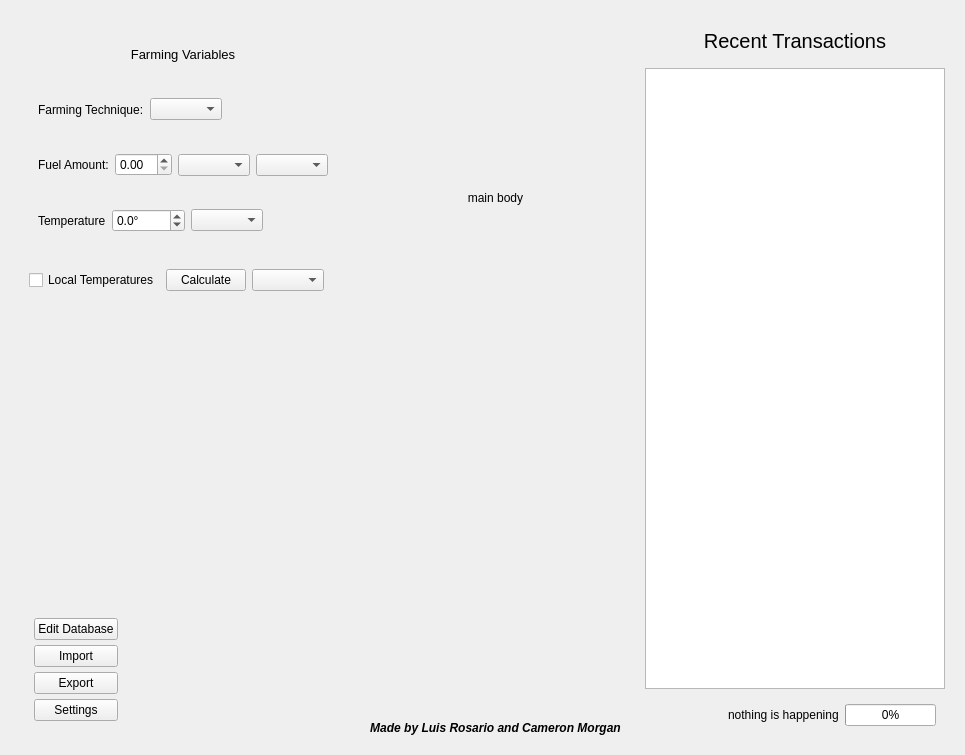
This is src/data/resources/GUI_files/generalTabWidget.ui in Luis-Rosario-Alers/CarbonCalculator as Qt 5 draws it before an edit. The edited form follows.
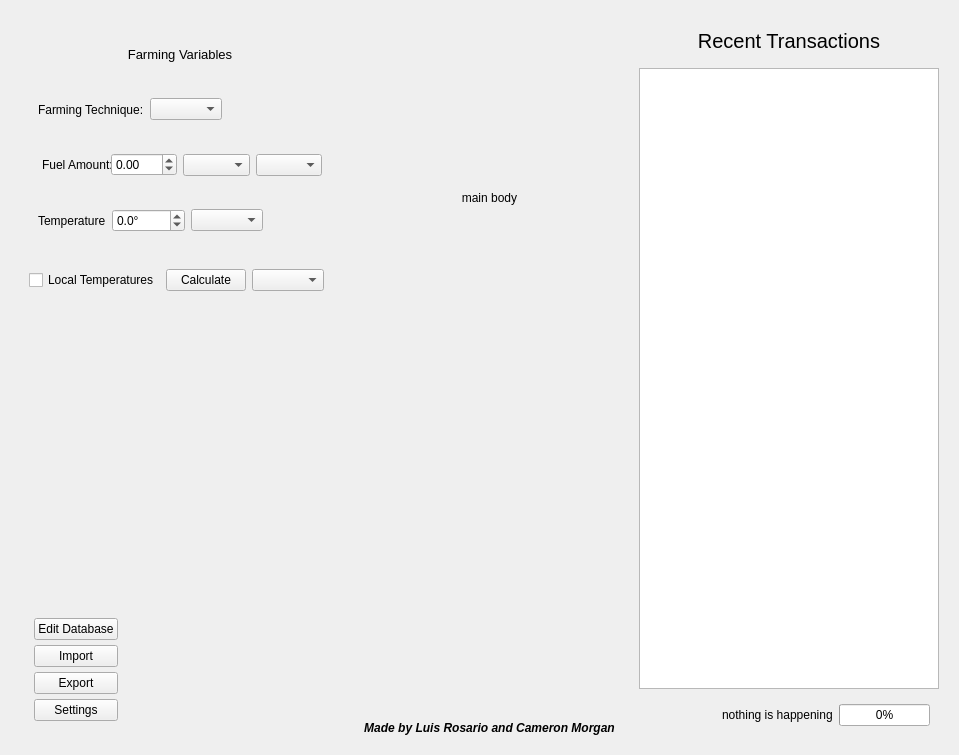
This is the edited form.

Commit message: :construction: enhance emissions calculation by adding fuel unit and calculation unit support, refactor unit conversion logic, and improve UI for better user experience

```diff
--- a/src/data/resources/GUI_files/generalTabWidget.ui
+++ b/src/data/resources/GUI_files/generalTabWidget.ui
@@ -6,7 +6,7 @@
    <rect>
     <x>0</x>
     <y>0</y>
-    <width>965</width>
+    <width>959</width>
     <height>755</height>
    </rect>
   </property>
@@ -99,22 +99,43 @@
                 <verstretch>0</verstretch>
                </sizepolicy>
               </property>
+              <property name="minimumSize">
+               <size>
+                <width>75</width>
+                <height>0</height>
+               </size>
+              </property>
               <property name="text">
                <string>Fuel Amount:</string>
               </property>
               <property name="scaledContents">
                <bool>false</bool>
               </property>
+              <property name="indent">
+               <number>4</number>
+              </property>
              </widget>
             </item>
-            <item>
+            <item alignment="Qt::AlignmentFlag::AlignLeft">
              <widget class="QDoubleSpinBox" name="amountOfFuelUsedDoubleSpinBox">
+              <property name="sizePolicy">
+               <sizepolicy hsizetype="Fixed" vsizetype="Fixed">
+                <horstretch>0</horstretch>
+                <verstretch>0</verstretch>
+               </sizepolicy>
+              </property>
               <property name="accelerated">
                <bool>true</bool>
               </property>
+              <property name="minimum">
+               <double>-1000.000000000000000</double>
+              </property>
+              <property name="maximum">
+               <double>1000.000000000000000</double>
+              </property>
              </widget>
             </item>
-            <item>
+            <item alignment="Qt::AlignmentFlag::AlignLeft">
              <widget class="QComboBox" name="fuelTypeComboBox">
               <property name="sizePolicy">
                <sizepolicy hsizetype="Preferred" vsizetype="Fixed">
@@ -127,8 +148,12 @@
               </property>
              </widget>
             </item>
-            <item>
-             <widget class="QComboBox" name="fuelUnitOfMeasurementComboBox"/>
+            <item alignment="Qt::AlignmentFlag::AlignLeft">
+             <widget class="QComboBox" name="fuelUnitOfMeasurementComboBox">
+              <property name="sizeAdjustPolicy">
+               <enum>QComboBox::SizeAdjustPolicy::AdjustToContents</enum>
+              </property>
+             </widget>
             </item>
            </layout>
           </widget>
```
The commit also changes 6 other files.
